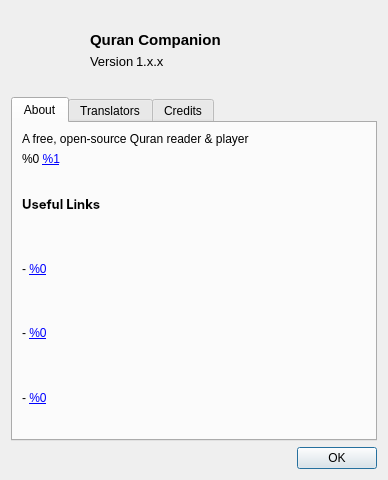
Old version of the form src/dialogs/aboutdialog.ui in the repository 0xzer0x/quran-companion.
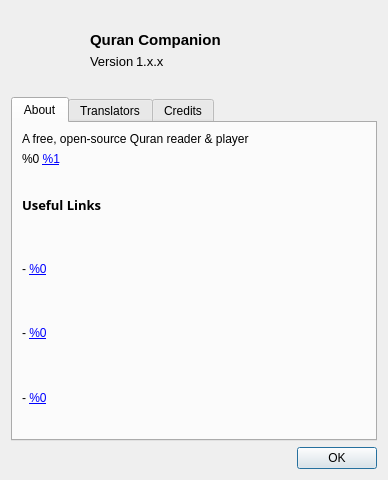
New version of the form. Icons and pictures are not drawn.

Commit message: chore(aboutdialog): designer 6.8 format

Diff of the .ui file:
```diff
--- a/src/dialogs/aboutdialog.ui
+++ b/src/dialogs/aboutdialog.ui
@@ -220,7 +220,7 @@
                     <widget class="QLabel" name="lbLinks">
                       <property name="font">
                         <font>
-                          <family>SF Pro Display</family>
+             <family>Sans Serif</family>
                           <pointsize>10</pointsize>
                           <bold>true</bold>
                         </font>
```
Left out of the diff: 34 changed lines with no effect on the pictures. Lines whose indentation alone changed are shown as unchanged.
